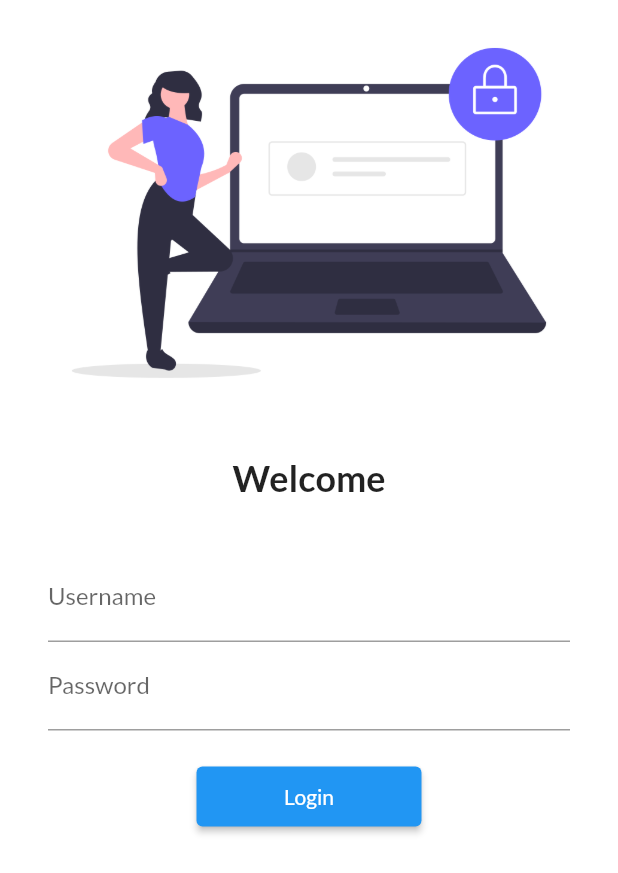
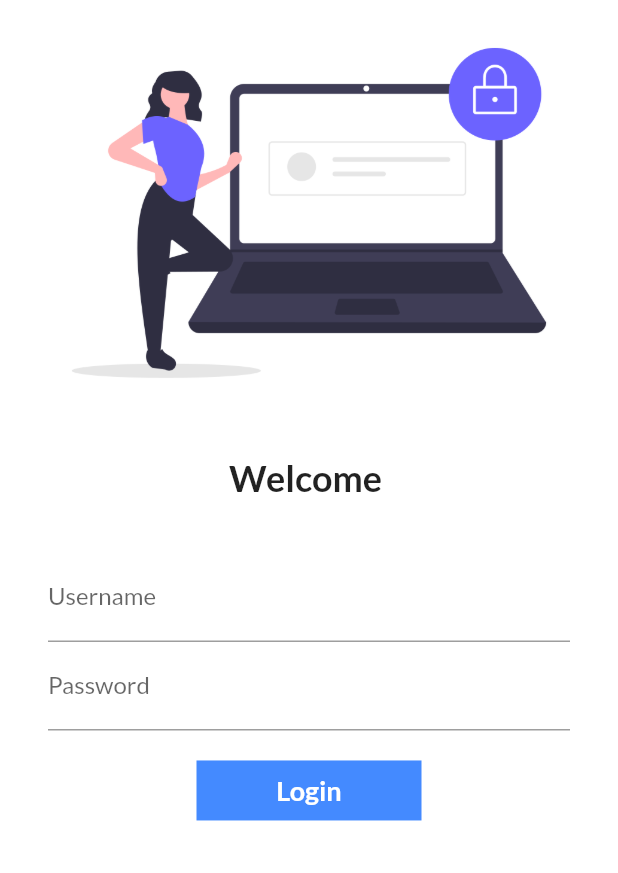
Before and after one commit to rashidalee07/Flutter30Days, a Flutter app: the screen it shows after launch, on a phone screen of 412 x 824 dp. Shown: the top 873 px of the screen. Run offline on Flutter 3.47's test engine with Material 2 defaults, Android fonts, the phone set to English and light mode, and no system bars; our stand-ins replace google_fonts.

Commit message:
Day6 Completed

```diff
--- a/lib/pages/login_page.dart
+++ b/lib/pages/login_page.dart
@@ -1,10 +1,18 @@
 import 'package:flutter/material.dart';
 import 'package:flutter_catalog/utils/routes.dart';
 
-class LoginPage extends StatelessWidget {
+class LoginPage extends StatefulWidget {
+  @override
+  _LoginPageState createState() => _LoginPageState();
+}
+
+class _LoginPageState extends State<LoginPage> {
+  String name = "";
+  bool changeButton = false;
   Widget build(BuildContext context) {
     return Material(
       color: Colors.white,
+      child: SingleChildScrollView(
         child: Column(
           children: [
             Image.asset("assets/images/login_image.png", fit: BoxFit.cover),
@@ -12,7 +20,7 @@ class LoginPage extends StatelessWidget {
               height: 20,
             ),
             Text(
-            "Welcome",
+              "Welcome $name",
               style: TextStyle(fontSize: 24, fontWeight: FontWeight.bold),
             ),
             SizedBox(
@@ -25,7 +33,10 @@ class LoginPage extends StatelessWidget {
                   TextFormField(
                       decoration: InputDecoration(
                           hintText: "Enter Username", labelText: "Username"),
-                ),
+                      onChanged: (value) {
+                        name = value;
+                        setState(() {});
+                      }),
                   TextFormField(
                     obscureText: true,
                     decoration: InputDecoration(
@@ -34,18 +45,51 @@ class LoginPage extends StatelessWidget {
                     ),
                   ),
                   SizedBox(height: 20),
-                ElevatedButton(
-                  onPressed: () {
-                    Navigator.popAndPushNamed(context, MyRoutes.homeRoute);
+                  InkWell(
+                    onTap: () async {
+                      setState(() {
+                        changeButton = true;
+                      });
+                      await Future.delayed(Duration(seconds: 1));
+                      Navigator.pushNamed(context, MyRoutes.homeRoute);
                     },
-                  child: Text("Login"),
-                  style: TextButton.styleFrom(minimumSize: Size(150, 40)),
+                    child: AnimatedContainer(
+                      duration: Duration(seconds: 1),
+                      alignment: Alignment.center,
+                      width: changeButton ? 50 : 150,
+                      height: 40,
+                      child: changeButton
+                          ? Icon(
+                              Icons.done,
+                              color: Colors.white,
                             )
+                          : Text(
+                              "Login",
+                              style: TextStyle(
+                                  fontSize: 18,
+                                  color: Colors.white,
+                                  fontWeight: FontWeight.bold),
+                            ),
+                      decoration: BoxDecoration(
+                          color: Colors.blueAccent,
+                          shape: changeButton
+                              ? BoxShape.circle
+                              : BoxShape.rectangle),
+                    ),
+                  )
+                  // ElevatedButton(
+                  // onPressed: () {
+                  // Navigator.popAndPushNamed(context, MyRoutes.homeRoute);
+                  //},
+                  //child: Text("Login"),
+                  //style: TextButton.styleFrom(minimumSize: Size(150, 40)),
+                  // )
                 ],
               ),
             )
           ],
         ),
+      ),
     );
   }
 }
```
Lines whose indentation alone changed are shown as unchanged.
